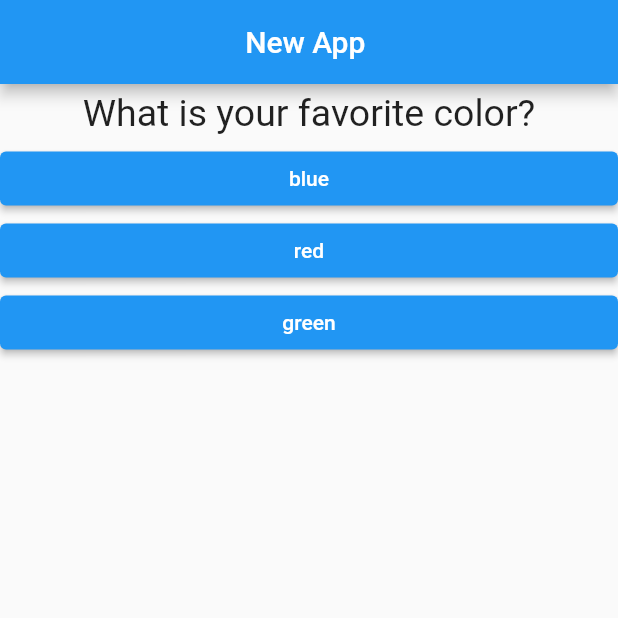
After one commit to Luka-dot/flutter-test, a Flutter app: the screen it shows after launch, on a phone screen of 412 x 824 dp, the top half of it. The commit adds this screen. Run offline on Flutter 3.47's test engine with Material 2 defaults, Android fonts, the phone set to English and light mode, and no system bars; our stand-ins replace audioplayers.

Commit message:
split to Quiz widget

```diff
--- a/lib/main.dart
+++ b/lib/main.dart
@@ -2,6 +2,7 @@ import 'package:flutter/material.dart';
 
 import './question.dart';
 import './answers.dart';
+import './quiz.dart';
 
 void main() {
   runApp(MyApp());
@@ -36,6 +37,7 @@ class _MyAppState extends State<MyApp> {
     print(questionIndex);
   }
 
+  @override
   Widget build(BuildContext context) {
     return MaterialApp(
       home: Scaffold(
@@ -45,17 +47,8 @@ class _MyAppState extends State<MyApp> {
           bottomOpacity: 0.8,
         ),
         body: questionIndex < questionsList.length
-            ? Column(
-                children: [
-                  Question(
-                      questionsList[questionIndex]['questionText'] as String),
-                  ...(questionsList[questionIndex]['answers'] as List<String>)
-                      .map((answer) {
-                    return Answer(answerQuestion, answer);
-                  }).toList()
-                ],
-              )
-            : Center(child: Text('You did it!')),
+            ? Quiz(questionsList, questionIndex, answerQuestion)
+            : const Center(child: Text('You did it!')),
       ),
     );
   }
--- /dev/null
+++ b/lib/quiz.dart
@@ -0,0 +1,24 @@
+import 'package:flutter/material.dart';
+import './question.dart';
+import './answers.dart';
+
+class Quiz extends StatelessWidget {
+  var questionsList;
+  var questionIndex;
+  var answerQuestion;
+
+  Quiz(this.questionsList, this.questionIndex, this.answerQuestion);
+
+  @override
+  Widget build(BuildContext context) {
+    return Column(
+      children: [
+        Question(questionsList[questionIndex]['questionText'] as String),
+        ...(questionsList[questionIndex]['answers'] as List<String>)
+            .map((answer) {
+          return Answer(answerQuestion, answer);
+        }).toList()
+      ],
+    );
+  }
+}
```
